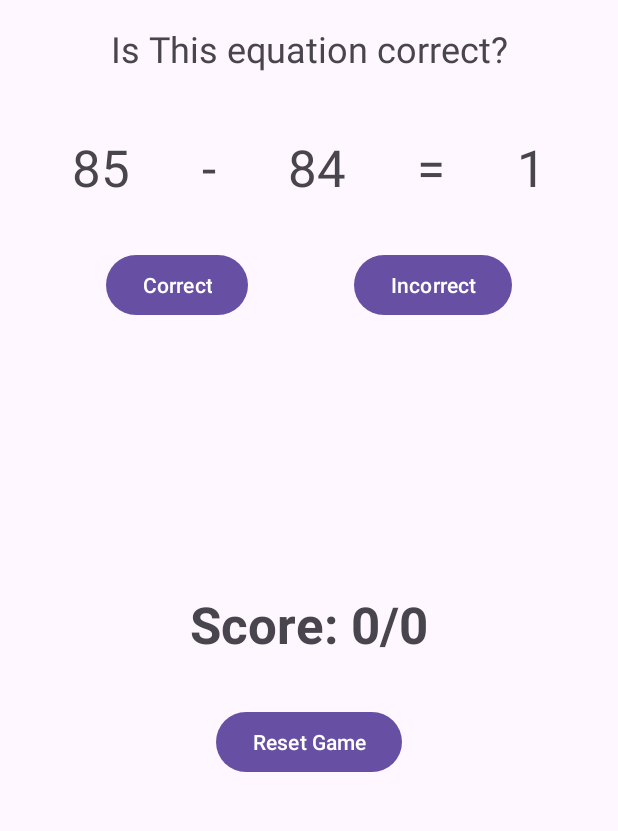
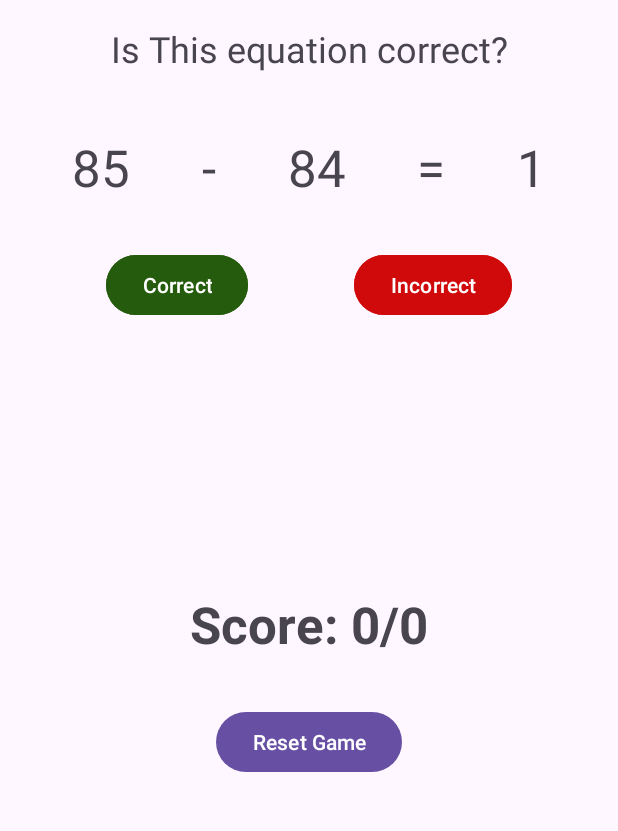
Before and after one commit to mikesant27/Simple-Math-Game, an Android app: the screen it shows after launch (MainActivity), on a phone screen of 412 x 824 dp, the part 105-936 px from its top. Run offline under Robolectric (Android 15) with nearby library versions, the phone set to English and light mode, and no system bars.

Commit message:
Changed color of buttons

```diff
--- a/app/src/main/res/layout/activity_main.xml
+++ b/app/src/main/res/layout/activity_main.xml
@@ -99,6 +99,7 @@
         android:layout_width="wrap_content"
         android:layout_height="wrap_content"
         android:layout_marginTop="32dp"
+        android:backgroundTint="#255B0C"
         android:onClick="checkCorrectness"
         android:text="Correct"
         app:layout_constraintEnd_toStartOf="@+id/button_Incorrect"
@@ -110,6 +111,7 @@
         android:id="@+id/button_Incorrect"
         android:layout_width="wrap_content"
         android:layout_height="wrap_content"
+        android:backgroundTint="#D00A0A"
         android:onClick="checkCorrectness"
         android:text="Incorrect"
         app:layout_constraintBottom_toBottomOf="@+id/button_Correct"
```
